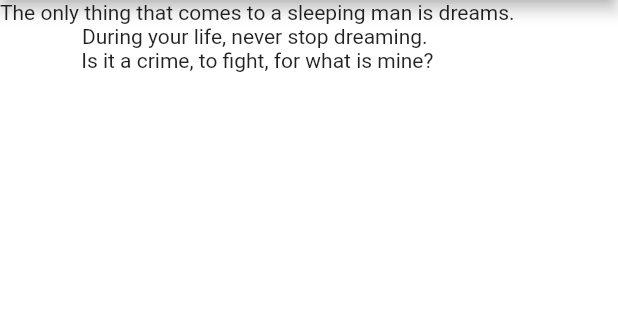
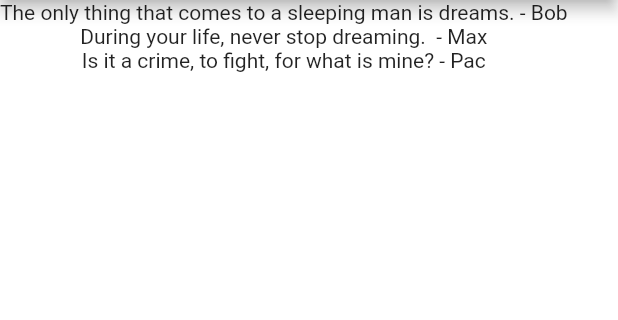
Before and after one commit to Thandohimself/quotes_flutter_app, a Flutter app: the screen it shows after launch, on a phone screen of 412 x 824 dp, the part 84-404 px from its top. Run offline on Flutter 3.47's test engine with Material 2 defaults, Android fonts, the phone set to English and light mode, and no system bars.

Commit message:
Class objects

```diff
--- a/lib/main.dart
+++ b/lib/main.dart
@@ -1,4 +1,5 @@
 import 'package:flutter/material.dart';
+import 'quote.dart';
 
 void main() => runApp(MaterialApp(
   home: QuoteList(),
@@ -10,12 +11,13 @@ class QuoteList extends StatefulWidget {
 }
 
 class _QuoteListState extends State<QuoteList> {
-  List<String> quotes = [
-    'The only thing that comes to a sleeping man is dreams.',
-    'During your life, never stop dreaming. ',
-    'Is it a crime, to fight, for what is mine?'
+  List<Quote> quotes = [
+ Quote(author: 'Bob', text: 'The only thing that comes to a sleeping man is dreams.'),
+    Quote(author: 'Max', text: 'During your life, never stop dreaming. '),
+    Quote(author: 'Pac', text: 'Is it a crime, to fight, for what is mine?')
 
   ];
+
   @override
   Widget build(BuildContext context) {
     return Scaffold(
@@ -26,7 +28,7 @@ class _QuoteListState extends State<QuoteList> {
         backgroundColor: Colors.deepOrangeAccent[100],
       ),
       body: Column(
-        children: quotes.map((quote) => Text(quote)).toList(),
+        children: quotes.map((quote) => Text('${quote.text} - ${quote.author} ')).toList(),
       ),
     );
   }
--- /dev/null
+++ b/lib/quote.dart
@@ -0,0 +1,8 @@
+class Quote {
+  String text;
+  String author;
+  Quote({String text,String author}){
+    this.text = text;
+    this.author = author;
+  }
+}
```
